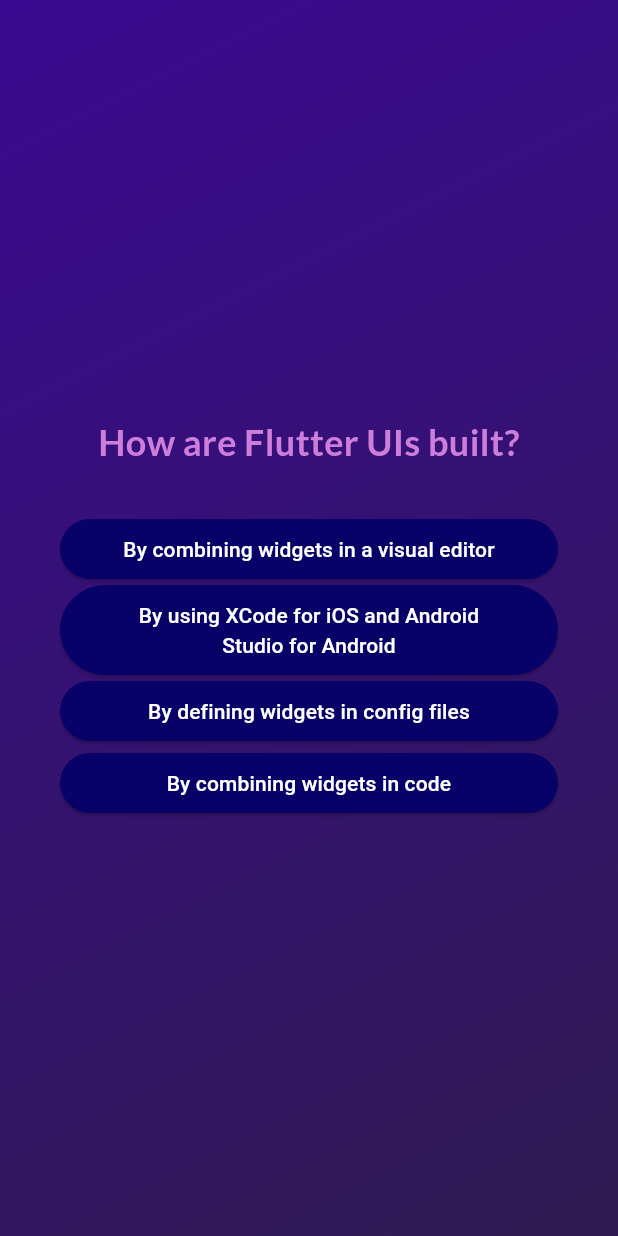
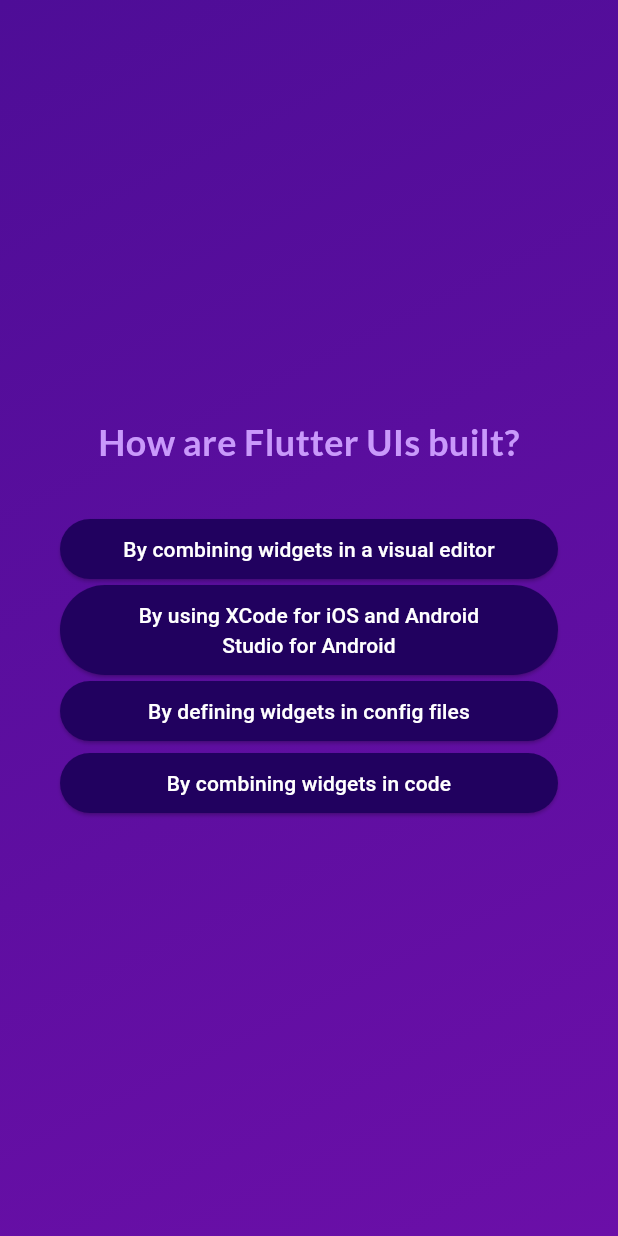
Before and after one commit to redskull-007/quiz-app-dart, a Flutter app: the screen it shows after launch, after a tap on "Start Quiz", after a tap on "Components", on a phone screen of 412 x 824 dp. Run offline on Flutter 3.47's test engine with Material 3 defaults, Android fonts, the phone set to English and light mode, and no system bars; our stand-ins replace google_fonts.

Commit message:
added all the features with complete project

```diff
--- a/lib/answer_button.dart
+++ b/lib/answer_button.dart
@@ -11,7 +11,7 @@ class AnswerButton extends StatelessWidget {
   final void Function() onTap;
 
   @override
-  Widget build(context) {
+  Widget build(BuildContext context) {
     return ElevatedButton(
       onPressed: onTap,
       style: ElevatedButton.styleFrom(
@@ -19,7 +19,7 @@ class AnswerButton extends StatelessWidget {
           vertical: 10,
           horizontal: 40,
         ),
-        backgroundColor: const Color.fromARGB(255, 8, 1, 103),
+        backgroundColor: const Color.fromARGB(255, 33, 1, 95),
         foregroundColor: Colors.white,
         shape: RoundedRectangleBorder(
           borderRadius: BorderRadius.circular(40),
--- a/lib/questions_screen.dart
+++ b/lib/questions_screen.dart
@@ -1,10 +1,17 @@
 import 'package:flutter/material.dart';
+import 'package:google_fonts/google_fonts.dart';
+
 import 'package:adv_basics/answer_button.dart';
 import 'package:adv_basics/data/questions.dart';
-import 'package:google_fonts/google_fonts.dart';
 
 class QuestionsScreen extends StatefulWidget {
-  const QuestionsScreen({super.key});
+  const QuestionsScreen({
+    super.key,
+    required this.onSelectAnswer,
+  });
+
+  final void Function(String answer) onSelectAnswer;
+
   @override
   State<QuestionsScreen> createState() {
     return _QuestionsScreenState();
@@ -14,11 +21,12 @@ class QuestionsScreen extends StatefulWidget {
 class _QuestionsScreenState extends State<QuestionsScreen> {
   var currentQuestionIndex = 0;
 
-  void answerQuestion() {
+  void answerQuestion(String selectedAnswer) {
+    widget.onSelectAnswer(selectedAnswer);
     // currentQuestionIndex = currentQuestionIndex + 1;
     // currentQuestionIndex += 1;
     setState(() {
-      currentQuestionIndex++; //increments the value by 1
+      currentQuestionIndex++; // increments the value by 1
     });
   }
 
@@ -37,7 +45,7 @@ class _QuestionsScreenState extends State<QuestionsScreen> {
             Text(
               currentQuestion.text,
               style: GoogleFonts.lato(
-                color: const Color.fromARGB(255, 205, 126, 219),
+                color: const Color.fromARGB(255, 201, 153, 251),
                 fontSize: 24,
                 fontWeight: FontWeight.bold,
               ),
@@ -47,7 +55,9 @@ class _QuestionsScreenState extends State<QuestionsScreen> {
             ...currentQuestion.getShuffledAnswers().map((answer) {
               return AnswerButton(
                 answerText: answer,
-                onTap: answerQuestion,
+                onTap: () {
+                  answerQuestion(answer);
+                },
               );
             })
           ],
--- a/lib/quiz.dart
+++ b/lib/quiz.dart
@@ -1,6 +1,9 @@
+import 'package:flutter/material.dart';
+
+import 'package:adv_basics/start_screen.dart';
 import 'package:adv_basics/questions_screen.dart';
-import 'package:flutter/material.dart';
-import 'package:adv_basics/start_screen.dart';
+import 'package:adv_basics/data/questions.dart';
+import 'package:adv_basics/results_screen.dart';
 
 class Quiz extends StatefulWidget {
   const Quiz({super.key});
@@ -12,10 +15,28 @@ class Quiz extends StatefulWidget {
 }
 
 class _QuizState extends State<Quiz> {
+  List<String> selectedAnswers = [];
   var activeScreen = 'start-screen';
 
   void switchScreen() {
     setState(() {
+      activeScreen = 'questions-screen';
+    });
+  }
+
+  void chooseAnswer(String answer) {
+    selectedAnswers.add(answer);
+
+    if (selectedAnswers.length == questions.length) {
+      setState(() {
+        activeScreen = 'results-screen';
+      });
+    }
+  }
+
+  void restartQuiz() {
+    setState(() {
+      selectedAnswers = [];
       activeScreen = 'questions-screen';
     });
   }
@@ -25,7 +46,16 @@ class _QuizState extends State<Quiz> {
     Widget screenWidget = StartScreen(switchScreen);
 
     if (activeScreen == 'questions-screen') {
-      screenWidget = const QuestionsScreen();
+      screenWidget = QuestionsScreen(
+        onSelectAnswer: chooseAnswer,
+      );
+    }
+
+    if (activeScreen == 'results-screen') {
+      screenWidget = ResultsScreen(
+        chosenAnswers: selectedAnswers,
+        onRestart: restartQuiz,
+      );
     }
 
     return MaterialApp(
@@ -34,8 +64,8 @@ class _QuizState extends State<Quiz> {
           decoration: const BoxDecoration(
             gradient: LinearGradient(
               colors: [
-                Color.fromARGB(255, 59, 9, 145),
-                Color.fromARGB(255, 47, 27, 82),
+                Color.fromARGB(255, 78, 13, 151),
+                Color.fromARGB(255, 107, 15, 168),
               ],
               begin: Alignment.topLeft,
               end: Alignment.bottomRight,
--- a/lib/start_screen.dart
+++ b/lib/start_screen.dart
@@ -15,21 +15,24 @@ class StartScreen extends StatelessWidget {
           Image.asset(
             'assets/images/quiz-logo.png',
             width: 300,
-            color: const Color.fromARGB(150, 254, 254, 254),
+            color: const Color.fromARGB(150, 255, 255, 255),
           ),
-          const SizedBox(
-            height: 80,
-          ),
+          // Opacity(
+          //   opacity: 0.6,
+          //   child: Image.asset(
+          //     'assets/images/quiz-logo.png',
+          //     width: 300,
+          //   ),
+          // ),
+          const SizedBox(height: 80),
           Text(
             'Learn Flutter the fun way!',
             style: GoogleFonts.lato(
-              color: const Color.fromARGB(255, 250, 243, 243),
+              color: const Color.fromARGB(255, 237, 223, 252),
               fontSize: 24,
             ),
           ),
-          const SizedBox(
-            height: 30,
-          ),
+          const SizedBox(height: 30),
           OutlinedButton.icon(
             onPressed: startQuiz,
             style: OutlinedButton.styleFrom(
@@ -37,7 +40,7 @@ class StartScreen extends StatelessWidget {
             ),
             icon: const Icon(Icons.arrow_right_alt),
             label: const Text('Start Quiz'),
-          ),
+          )
         ],
       ),
     );
```
Also changed, not shown: lib/questions_summary/question_identifier.dart (added, +35 -0 lines), lib/questions_summary/questions_summary.dart (added, +25 -0 lines), lib/questions_summary/summary_item.dart (added, +58 -0 lines), lib/results_screen.dart (added, +78 -0 lines).
